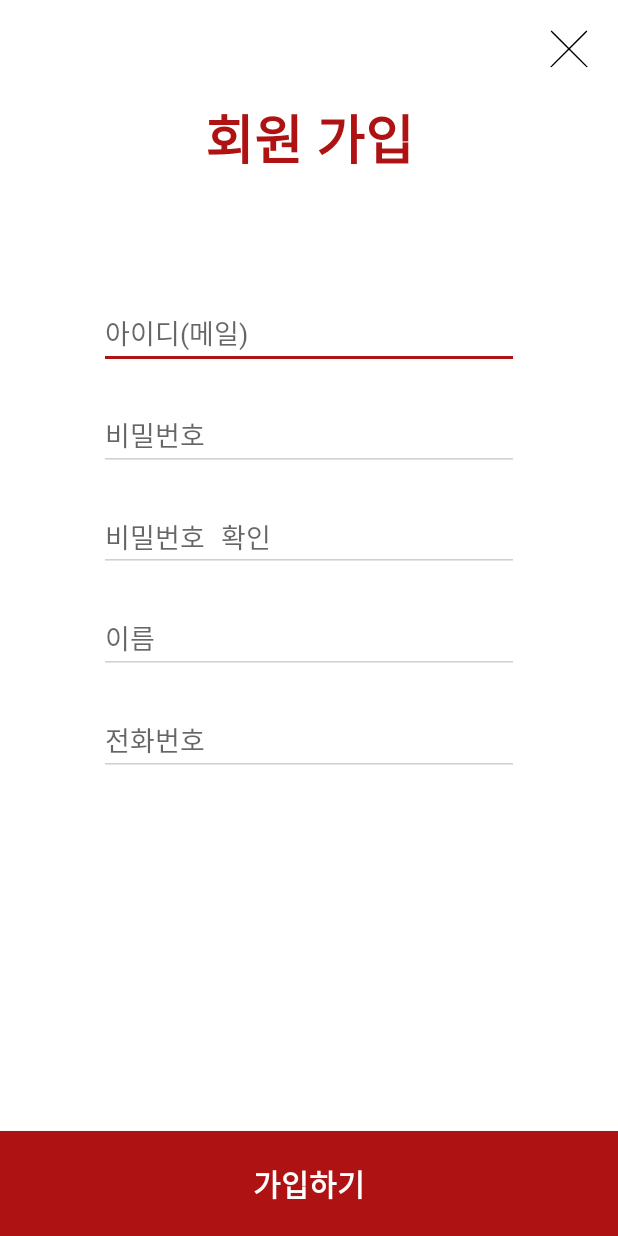
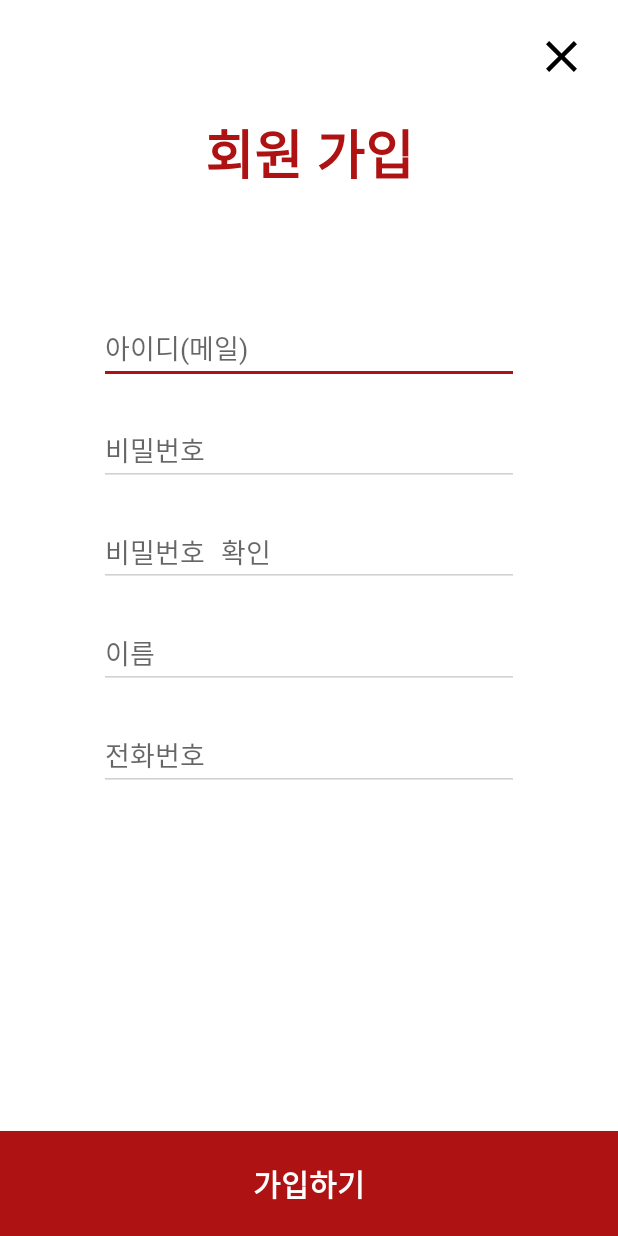
Before and after one commit to Yong-Dd/O_Der.client, an Android app: the Join screen opened directly, with no data from a screen before it, on a phone screen of 412 x 824 dp. Run offline under Robolectric (Android 15) with nearby library versions, the phone set to English and light mode, and no system bars; our stand-ins replace Firebase (no records; nobody signed in at launch, a user with empty details on screens opened directly).

Commit message:
x button edit

```diff
--- a/app/src/main/res/layout/join_page.xml
+++ b/app/src/main/res/layout/join_page.xml
@@ -27,13 +27,14 @@
 
                 <android.widget.Button
                     android:id="@+id/J_xButton"
-                    android:layout_width="25dp"
-                    android:layout_height="25dp"
+                    android:layout_width="35dp"
+                    android:layout_height="35dp"
                     android:layout_gravity="right"
                     android:layout_marginTop="20dp"
                     android:layout_marginEnd="20dp"
                     android:layout_marginRight="20dp"
-                    android:background="@drawable/xbutton_black" />
+                    android:background="@drawable/ic_baseline_close_24"
+                    android:backgroundTint="@color/black"/>
 
                 <TextView
                     android:layout_width="match_parent"
```
Also changed, not shown: app/src/main/res/drawable/ic_baseline_account_circle_24.xml (deleted, +0 -10 lines), app/src/main/res/drawable/ic_baseline_delete_forever_24.xml (deleted, +0 -10 lines), app/src/main/res/layout/login_page.xml (+4 -4 lines), app/src/main/res/drawable-v24/xbutton_black.png (deleted).
